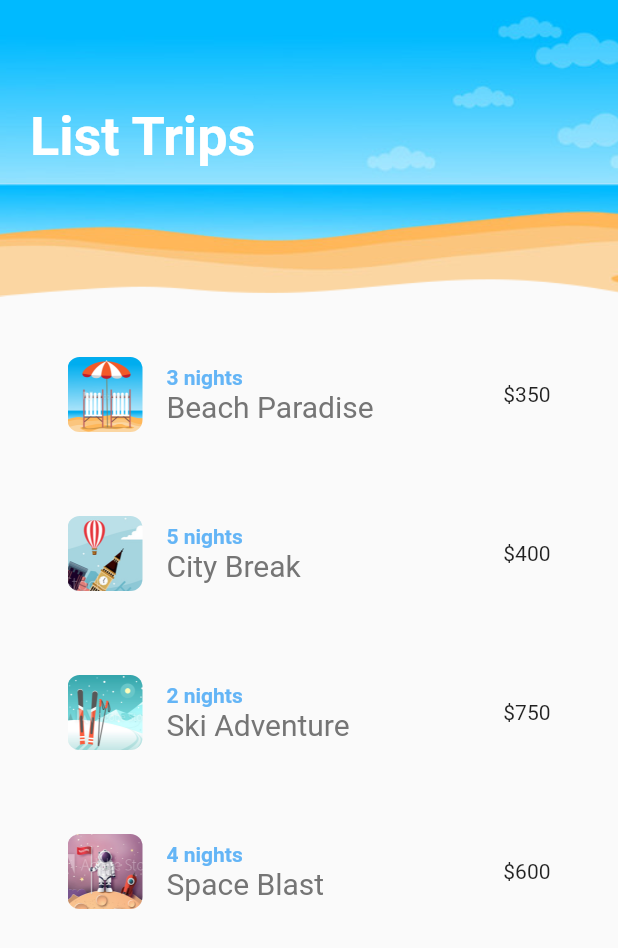
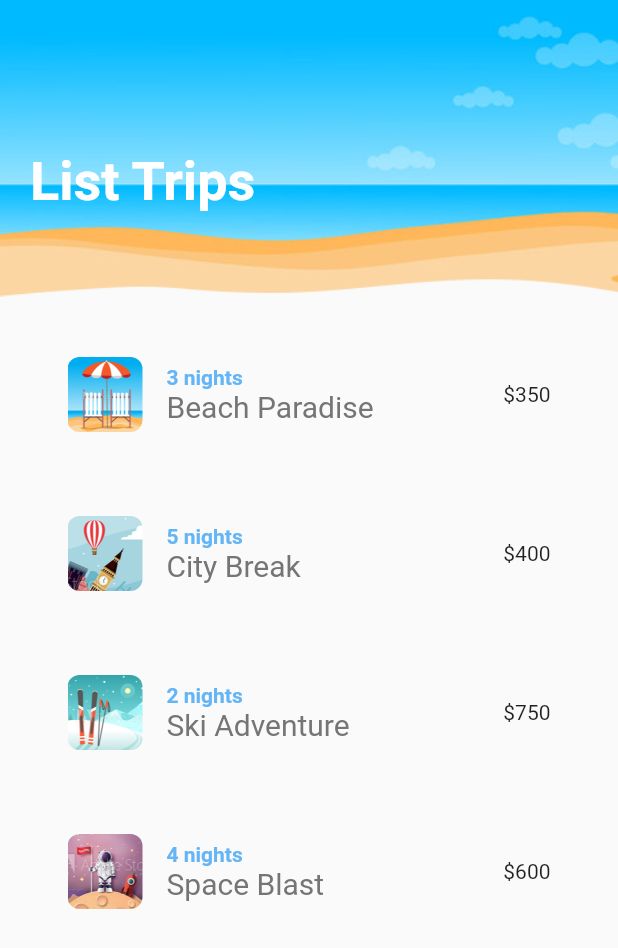
Before and after one commit to r3nyah/Flutter-Animations, a Flutter app: the screen it shows after launch, on a phone screen of 412 x 824 dp. Shown: the top 948 px of the screen. Run offline on Flutter 3.47's test engine with Material 2 defaults, Android fonts, the phone set to English and light mode, and no system bars; missing offline and left inert: lipsum.

Commit message:
Lesson-8

```diff
--- a/lib/shared/screenTitle.dart
+++ b/lib/shared/screenTitle.dart
@@ -3,8 +3,7 @@ import 'package:flutter/material.dart';
 class ScreenTitle extends StatelessWidget {
   final String text;
 
-  const ScreenTitle({ required this.text});
-  //required Key key,: super(key: key
+  const ScreenTitle({required this.text});
 
   @override
   Widget build(BuildContext context) {
@@ -13,13 +12,14 @@ class ScreenTitle extends StatelessWidget {
         text,
         style: TextStyle(fontSize: 36, color: Colors.white, fontWeight: FontWeight.bold),
       ),
-      tween: Tween<double>(begin: 0 , end: 1),
-      duration: Duration(milliseconds: 500),
+      tween: Tween<double>(begin: 0, end: 1),
+      duration: Duration(milliseconds: 1000),
+      curve: Curves.bounceIn,
       builder: (BuildContext context, double _val, Widget ? child) {
         return Opacity(
           opacity: _val,
           child: Padding(
-              padding: EdgeInsets.only(top: _val * 20),
+              padding: EdgeInsets.only(top: _val * 50),
               child: child
           ),
         );
```
Also changed, not shown: lib/shared/heart.dart (+8 -9 lines).
